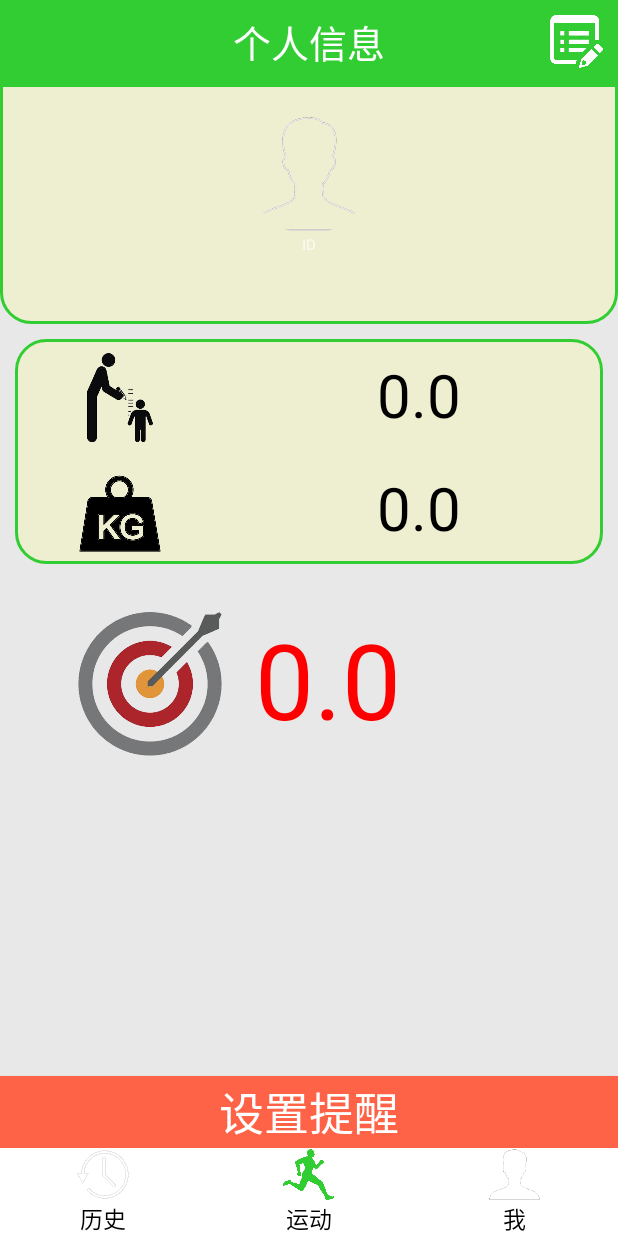
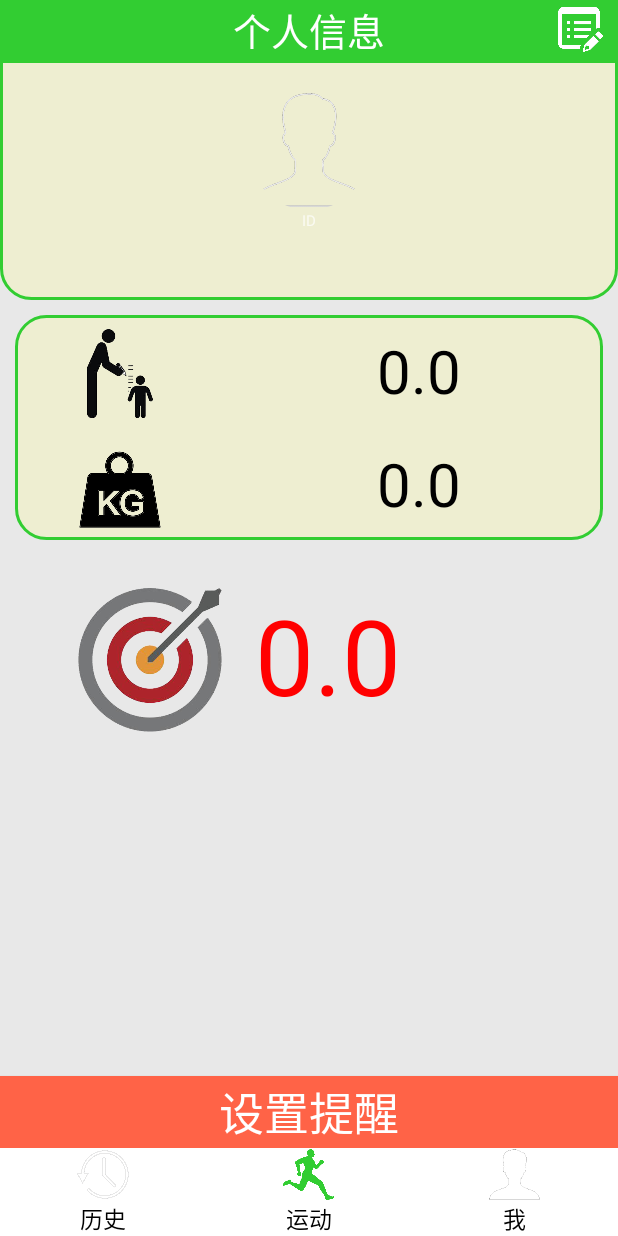
Before and after one commit to HelloWinta/WeRun, an Android app: the fragment UserFragment placed in its activity, on a phone screen of 412 x 824 dp. Run offline under Robolectric (Android 15) with nearby library versions, the phone set to English and light mode, and no system bars; libraries missing offline, so code that uses them is left out: com.makeramen.roundedimageview, org.litepal, org.litepal.crud; plain views replace RoundedImageView; 6 statements that could not run were skipped.

Commit message:
ok chart

```diff
--- a/app/src/main/res/layout/fragment_run.xml
+++ b/app/src/main/res/layout/fragment_run.xml
@@ -9,7 +9,7 @@
     <!--自定义ActionBar-->
     <RelativeLayout
         android:layout_width="match_parent"
-        android:layout_height="?attr/actionBarSize"
+        android:layout_height="40dp"
         android:background="@color/colorPrimary">
 
         <TextView
--- a/app/src/main/res/layout/fragment_user.xml
+++ b/app/src/main/res/layout/fragment_user.xml
@@ -8,7 +8,7 @@
     <!--自定义ActionBar-->
     <RelativeLayout
         android:layout_width="match_parent"
-        android:layout_height="?attr/actionBarSize"
+        android:layout_height="40dp"
         android:background="@color/colorPrimary">
 
         <TextView
@@ -23,8 +23,8 @@
 
         <Button
             android:id="@+id/BTN_Edit"
-            android:layout_width="35dp"
-            android:layout_height="35dp"
+            android:layout_width="30dp"
+            android:layout_height="30dp"
             android:layout_marginRight="10dp"
             android:layout_centerVertical="true"
             android:layout_alignParentRight="true"
```
Also changed, not shown: app/src/main/java/com/werun/Run.java (+20 -17 lines), app/src/main/java/com/werun/RunFragment.java (+6 -1 lines).
